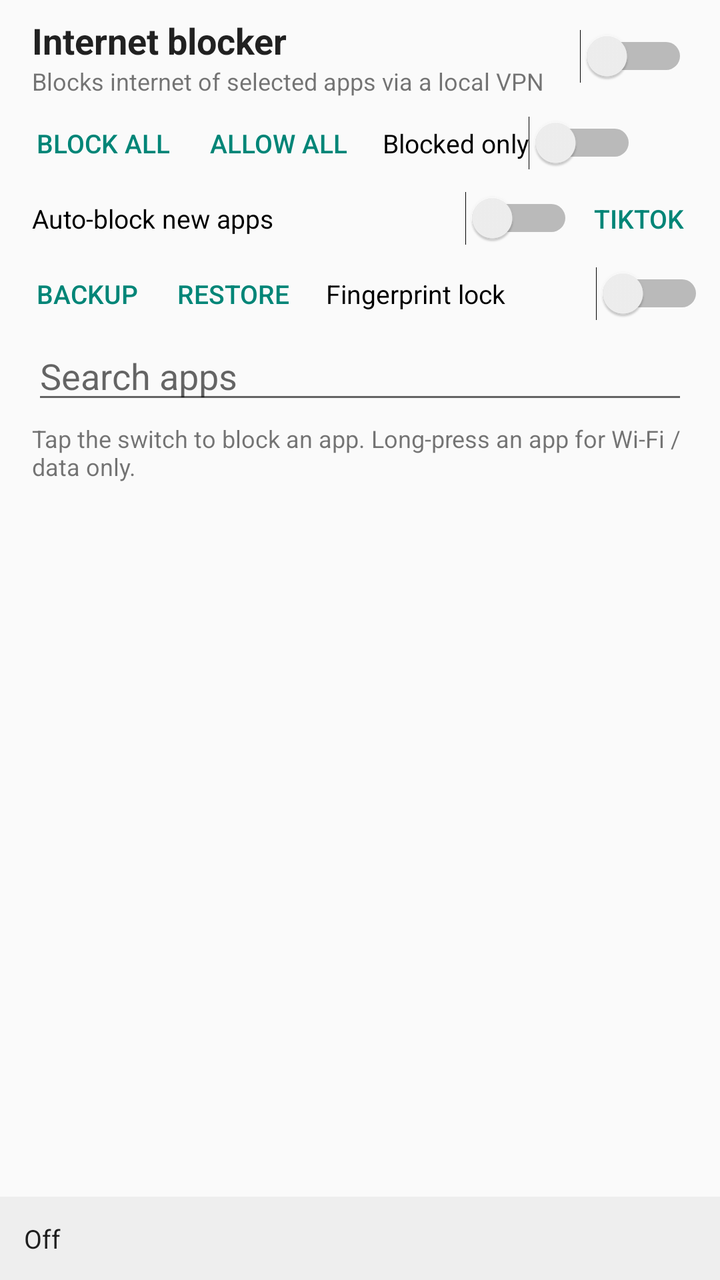
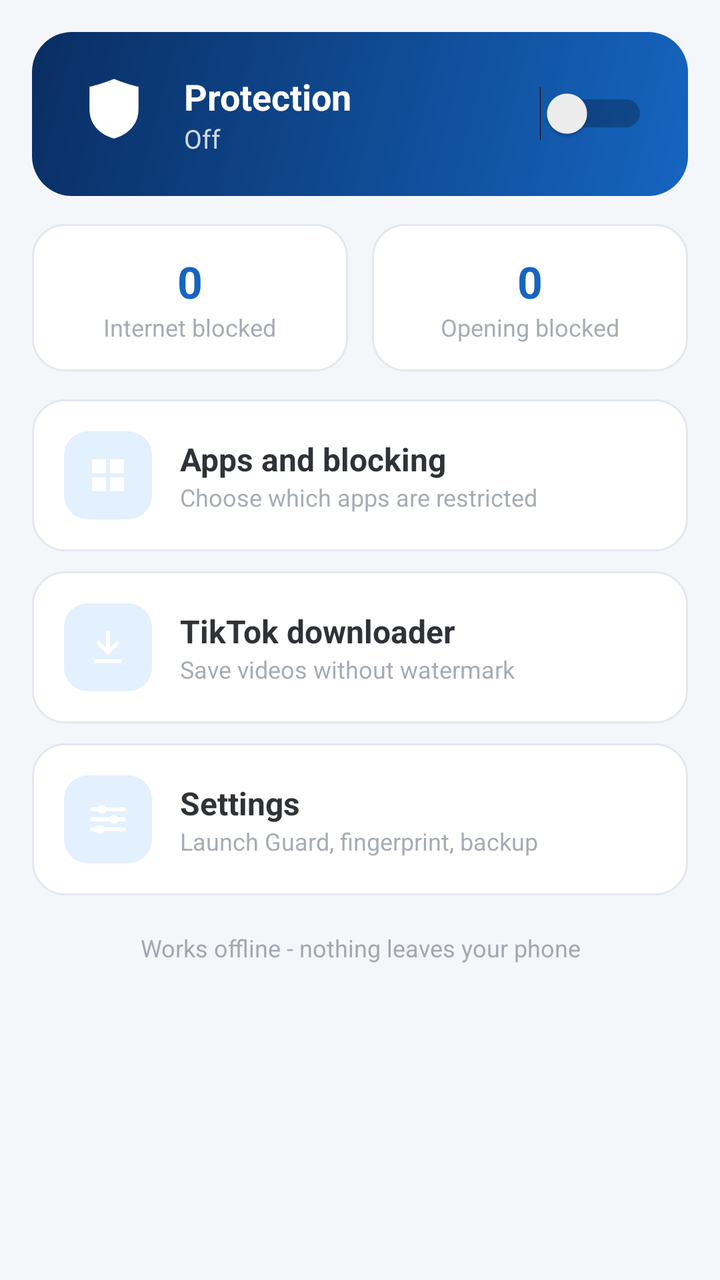

Screens rendered from an Android XML layout before and after an edit, with the pre-edit source and the edit as a unified diff.
<!-- AndroidManifest.xml: application theme AppTheme -->
<!-- res/layout/activity_main.xml -->
<?xml version="1.0" encoding="utf-8"?>
<LinearLayout xmlns:android="http://schemas.android.com/apk/res/android"
    android:layout_width="match_parent"
    android:layout_height="match_parent"
    android:orientation="vertical">

    <LinearLayout
        android:layout_width="match_parent"
        android:layout_height="wrap_content"
        android:gravity="center_vertical"
        android:orientation="horizontal"
        android:paddingStart="16dp"
        android:paddingEnd="16dp"
        android:paddingTop="8dp"
        android:paddingBottom="4dp">

        <LinearLayout
            android:layout_width="0dp"
            android:layout_height="wrap_content"
            android:layout_weight="1"
            android:orientation="vertical">

            <TextView
                android:layout_width="wrap_content"
                android:layout_height="wrap_content"
                android:text="Internet blocker"
                android:textColor="@color/text_main"
                android:textSize="18sp"
                android:textStyle="bold"/>

            <TextView
                android:layout_width="wrap_content"
                android:layout_height="wrap_content"
                android:text="Blocks internet of selected apps via a local VPN"
                android:textColor="@color/text_secondary"
                android:textSize="12sp"/>
        </LinearLayout>

        <Switch
            android:id="@+id/switch_master"
            android:layout_width="wrap_content"
            android:layout_height="wrap_content"/>
    </LinearLayout>

    <LinearLayout
        android:layout_width="match_parent"
        android:layout_height="wrap_content"
        android:gravity="center_vertical"
        android:orientation="horizontal"
        android:paddingStart="8dp"
        android:paddingEnd="8dp">

        <Button
            android:id="@+id/btn_block_all"
            style="?android:attr/buttonBarButtonStyle"
            android:layout_width="wrap_content"
            android:layout_height="wrap_content"
            android:minWidth="0dp"
            android:minHeight="0dp"
            android:paddingStart="10dp"
            android:paddingEnd="10dp"
            android:text="Block all"
            android:textSize="13sp"/>

        <Button
            android:id="@+id/btn_allow_all"
            style="?android:attr/buttonBarButtonStyle"
            android:layout_width="wrap_content"
            android:layout_height="wrap_content"
            android:minWidth="0dp"
            android:minHeight="0dp"
            android:paddingStart="10dp"
            android:paddingEnd="10dp"
            android:text="Allow all"
            android:textSize="13sp"/>

        <Switch
            android:id="@+id/switch_blocked_only"
            android:layout_width="wrap_content"
            android:layout_height="wrap_content"
            android:layout_marginStart="8dp"
            android:text="Blocked only"
            android:textSize="13sp"/>
    </LinearLayout>

    <LinearLayout
        android:layout_width="match_parent"
        android:layout_height="wrap_content"
        android:gravity="center_vertical"
        android:orientation="horizontal"
        android:paddingStart="16dp"
        android:paddingEnd="8dp">

        <Switch
            android:id="@+id/switch_auto_new"
            android:layout_width="0dp"
            android:layout_height="wrap_content"
            android:layout_weight="1"
            android:text="Auto-block new apps"
            android:textSize="13sp"/>

        <Button
            android:id="@+id/btn_tiktok"
            style="?android:attr/buttonBarButtonStyle"
            android:layout_width="wrap_content"
            android:layout_height="wrap_content"
            android:minWidth="0dp"
            android:minHeight="0dp"
            android:paddingStart="10dp"
            android:paddingEnd="10dp"
            android:text="TikTok"
            android:textSize="13sp"/>
    </LinearLayout>

    <LinearLayout
        android:layout_width="match_parent"
        android:layout_height="wrap_content"
        android:gravity="center_vertical"
        android:orientation="horizontal"
        android:paddingStart="8dp"
        android:paddingEnd="8dp">

        <Button
            android:id="@+id/btn_backup"
            style="?android:attr/buttonBarButtonStyle"
            android:layout_width="wrap_content"
            android:layout_height="wrap_content"
            android:minWidth="0dp"
            android:minHeight="0dp"
            android:paddingStart="10dp"
            android:paddingEnd="10dp"
            android:text="Backup"
            android:textSize="13sp"/>

        <Button
            android:id="@+id/btn_restore"
            style="?android:attr/buttonBarButtonStyle"
            android:layout_width="wrap_content"
            android:layout_height="wrap_content"
            android:minWidth="0dp"
            android:minHeight="0dp"
            android:paddingStart="10dp"
            android:paddingEnd="10dp"
            android:text="Restore"
            android:textSize="13sp"/>

        <Switch
            android:id="@+id/switch_fingerprint"
            android:layout_width="0dp"
            android:layout_height="wrap_content"
            android:layout_marginStart="8dp"
            android:layout_weight="1"
            android:text="Fingerprint lock"
            android:textSize="13sp"/>
    </LinearLayout>

    <EditText
        android:id="@+id/edit_search"
        android:layout_width="match_parent"
        android:layout_height="wrap_content"
        android:layout_marginStart="16dp"
        android:layout_marginEnd="16dp"
        android:hint="Search apps"
        android:imeOptions="actionDone"
        android:inputType="text"
        android:maxLines="1"/>

    <TextView
        android:layout_width="match_parent"
        android:layout_height="wrap_content"
        android:paddingStart="16dp"
        android:paddingEnd="16dp"
        android:paddingTop="4dp"
        android:text="Tap the switch to block an app. Long-press an app for Wi-Fi / data only."
        android:textColor="@color/text_secondary"
        android:textSize="12sp"/>

    <ListView
        android:id="@+id/list"
        android:layout_width="match_parent"
        android:layout_height="0dp"
        android:layout_weight="1"/>

    <TextView
        android:id="@+id/text_status"
        android:layout_width="match_parent"
        android:layout_height="wrap_content"
        android:background="@color/status_bg"
        android:padding="12dp"
        android:text="Off"
        android:textColor="@color/text_main"
        android:textSize="13sp"/>
</LinearLayout>
<!-- resources referenced by this layout -->
<resources>
  <color name="status_bg">#EEEEEE</color>
  <color name="text_main">#DE000000</color>
  <color name="text_secondary">#8A000000</color>
  <style name="AppTheme" parent="@android:style/Theme.Material.Light.DarkActionBar" />
</resources>

<!-- the commit's change to res/layout/activity_main.xml (unified diff, before → after) -->
@@ -1,193 +1,285 @@
 <?xml version="1.0" encoding="utf-8"?>
-<LinearLayout xmlns:android="http://schemas.android.com/apk/res/android"
+<ScrollView xmlns:android="http://schemas.android.com/apk/res/android"
     android:layout_width="match_parent"
     android:layout_height="match_parent"
-    android:orientation="vertical">
+    android:fillViewport="true"
+    android:scrollbars="none">
 
     <LinearLayout
         android:layout_width="match_parent"
         android:layout_height="wrap_content"
-        android:gravity="center_vertical"
-        android:orientation="horizontal"
-        android:paddingStart="16dp"
-        android:paddingEnd="16dp"
-        android:paddingTop="8dp"
-        android:paddingBottom="4dp">
-
-        <LinearLayout
-            android:layout_width="0dp"
-            android:layout_height="wrap_content"
-            android:layout_weight="1"
-            android:orientation="vertical">
-
-            <TextView
-                android:layout_width="wrap_content"
-                android:layout_height="wrap_content"
-                android:text="Internet blocker"
-                android:textColor="@color/text_main"
-                android:textSize="18sp"
-                android:textStyle="bold"/>
-
-            <TextView
-                android:layout_width="wrap_content"
-                android:layout_height="wrap_content"
-                android:text="Blocks internet of selected apps via a local VPN"
-                android:textColor="@color/text_secondary"
-                android:textSize="12sp"/>
-        </LinearLayout>
-
-        <Switch
-            android:id="@+id/switch_master"
-            android:layout_width="wrap_content"
-            android:layout_height="wrap_content"/>
+        android:orientation="vertical"
+        android:padding="16dp">
+
+        
+        <LinearLayout
+            android:layout_width="match_parent"
+            android:layout_height="wrap_content"
+            android:background="@drawable/bg_header"
+            android:orientation="vertical"
+            android:padding="20dp">
+
+            <LinearLayout
+                android:layout_width="match_parent"
+                android:layout_height="wrap_content"
+                android:gravity="center_vertical"
+                android:orientation="horizontal">
+
+                <ImageView
+                    android:layout_width="42dp"
+                    android:layout_height="42dp"
+                    android:contentDescription="Shield"
+                    android:src="@drawable/ic_stat"/>
+
+                <LinearLayout
+                    android:layout_width="0dp"
+                    android:layout_height="wrap_content"
+                    android:layout_marginStart="14dp"
+                    android:layout_weight="1"
+                    android:orientation="vertical">
+
+                    <TextView
+                        android:layout_width="wrap_content"
+                        android:layout_height="wrap_content"
+                        android:text="Protection"
+                        android:textColor="#FFFFFFFF"
+                        android:textSize="18sp"
+                        android:textStyle="bold"/>
+
+                    <TextView
+                        android:id="@+id/text_status"
+                        android:layout_width="wrap_content"
+                        android:layout_height="wrap_content"
+                        android:text="Off"
+                        android:textColor="#CCFFFFFF"
+                        android:textSize="13sp"/>
+                </LinearLayout>
+
+                <Switch
+                    android:id="@+id/switch_master"
+                    android:layout_width="wrap_content"
+                    android:layout_height="wrap_content"/>
+            </LinearLayout>
+        </LinearLayout>
+
+        
+        <LinearLayout
+            android:layout_width="match_parent"
+            android:layout_height="wrap_content"
+            android:layout_marginTop="14dp"
+            android:baselineAligned="false"
+            android:orientation="horizontal">
+
+            <LinearLayout
+                android:layout_width="0dp"
+                android:layout_height="wrap_content"
+                android:layout_marginEnd="6dp"
+                android:layout_weight="1"
+                android:background="@drawable/bg_card"
+                android:gravity="center"
+                android:orientation="vertical"
+                android:padding="14dp">
+
+                <TextView
+                    android:id="@+id/text_count_internet"
+                    android:layout_width="wrap_content"
+                    android:layout_height="wrap_content"
+                    android:text="0"
+                    android:textColor="@color/primary"
+                    android:textSize="22sp"
+                    android:textStyle="bold"/>
+
+                <TextView
+                    android:layout_width="wrap_content"
+                    android:layout_height="wrap_content"
+                    android:text="Internet blocked"
+                    android:textColor="@color/text_secondary"
+                    android:textSize="12sp"/>
+            </LinearLayout>
+
+            <LinearLayout
+                android:layout_width="0dp"
+                android:layout_height="wrap_content"
+                android:layout_marginStart="6dp"
+                android:layout_weight="1"
+                android:background="@drawable/bg_card"
+                android:gravity="center"
+                android:orientation="vertical"
+                android:padding="14dp">
+
+                <TextView
+                    android:id="@+id/text_count_open"
+                    android:layout_width="wrap_content"
+                    android:layout_height="wrap_content"
+                    android:text="0"
+                    android:textColor="@color/primary"
+                    android:textSize="22sp"
+                    android:textStyle="bold"/>
+
+                <TextView
+                    android:layout_width="wrap_content"
+                    android:layout_height="wrap_content"
+                    android:text="Opening blocked"
+                    android:textColor="@color/text_secondary"
+                    android:textSize="12sp"/>
+            </LinearLayout>
+        </LinearLayout>
+
+        
+        <LinearLayout
+            android:id="@+id/card_apps"
+            android:layout_width="match_parent"
+            android:layout_height="wrap_content"
+            android:layout_marginTop="14dp"
+            android:background="@drawable/bg_card"
+            android:foreground="?android:attr/selectableItemBackground"
+            android:gravity="center_vertical"
+            android:orientation="horizontal"
+            android:padding="16dp">
+
+            <ImageView
+                android:layout_width="44dp"
+                android:layout_height="44dp"
+                android:background="@drawable/bg_icon_tile"
+                android:contentDescription="Apps"
+                android:padding="10dp"
+                android:src="@drawable/ic_apps"/>
+
+            <LinearLayout
+                android:layout_width="0dp"
+                android:layout_height="wrap_content"
+                android:layout_marginStart="14dp"
+                android:layout_weight="1"
+                android:orientation="vertical">
+
+                <TextView
+                    android:layout_width="wrap_content"
+                    android:layout_height="wrap_content"
+                    android:text="Apps and blocking"
+                    android:textColor="@color/text_main"
+                    android:textSize="16sp"
+                    android:textStyle="bold"/>
+
+                <TextView
+                    android:layout_width="wrap_content"
+                    android:layout_height="wrap_content"
+                    android:text="Choose which apps are restricted"
+                    android:textColor="@color/text_secondary"
+                    android:textSize="12sp"/>
+            </LinearLayout>
+
+            <ImageView
+                android:layout_width="24dp"
+                android:layout_height="24dp"
+                android:contentDescription="Open"
+                android:src="@drawable/ic_open"/>
+        </LinearLayout>
+
+        <LinearLayout
+            android:id="@+id/card_tiktok"
+            android:layout_width="match_parent"
+            android:layout_height="wrap_content"
+            android:layout_marginTop="10dp"
+            android:background="@drawable/bg_card"
+            android:foreground="?android:attr/selectableItemBackground"
+            android:gravity="center_vertical"
+            android:orientation="horizontal"
+            android:padding="16dp">
+
+            <ImageView
+                android:layout_width="44dp"
+                android:layout_height="44dp"
+                android:background="@drawable/bg_icon_tile"
+                android:contentDescription="Downloader"
+                android:padding="10dp"
+                android:src="@drawable/ic_download"/>
+
+            <LinearLayout
+                android:layout_width="0dp"
+                android:layout_height="wrap_content"
+                android:layout_marginStart="14dp"
+                android:layout_weight="1"
+                android:orientation="vertical">
+
+                <TextView
+                    android:layout_width="wrap_content"
+                    android:layout_height="wrap_content"
+                    android:text="TikTok downloader"
+                    android:textColor="@color/text_main"
+                    android:textSize="16sp"
+                    android:textStyle="bold"/>
+
+                <TextView
+                    android:layout_width="wrap_content"
+                    android:layout_height="wrap_content"
+                    android:text="Save videos without watermark"
+                    android:textColor="@color/text_secondary"
+                    android:textSize="12sp"/>
+            </LinearLayout>
+
+            <ImageView
+                android:layout_width="24dp"
+                android:layout_height="24dp"
+                android:contentDescription="Open"
+                android:src="@drawable/ic_open"/>
+        </LinearLayout>
+
+        <LinearLayout
+            android:id="@+id/card_settings"
+            android:layout_width="match_parent"
+            android:layout_height="wrap_content"
+            android:layout_marginTop="10dp"
+            android:background="@drawable/bg_card"
+            android:foreground="?android:attr/selectableItemBackground"
+            android:gravity="center_vertical"
+            android:orientation="horizontal"
+            android:padding="16dp">
+
+            <ImageView
+                android:layout_width="44dp"
+                android:layout_height="44dp"
+                android:background="@drawable/bg_icon_tile"
+                android:contentDescription="Settings"
+                android:padding="10dp"
+                android:src="@drawable/ic_settings"/>
+
+            <LinearLayout
+                android:layout_width="0dp"
+                android:layout_height="wrap_content"
+                android:layout_marginStart="14dp"
+                android:layout_weight="1"
+                android:orientation="vertical">
+
+                <TextView
+                    android:layout_width="wrap_content"
+                    android:layout_height="wrap_content"
+                    android:text="Settings"
+                    android:textColor="@color/text_main"
+                    android:textSize="16sp"
+                    android:textStyle="bold"/>
+
+                <TextView
+                    android:layout_width="wrap_content"
+                    android:layout_height="wrap_content"
+                    android:text="Launch Guard, fingerprint, backup"
+                    android:textColor="@color/text_secondary"
+                    android:textSize="12sp"/>
+            </LinearLayout>
+
+            <ImageView
+                android:layout_width="24dp"
+                android:layout_height="24dp"
+                android:contentDescription="Open"
+                android:src="@drawable/ic_open"/>
+        </LinearLayout>
+
+        <TextView
+            android:layout_width="match_parent"
+            android:layout_height="wrap_content"
+            android:gravity="center"
+            android:paddingTop="18dp"
+            android:text="Works offline - nothing leaves your phone"
+            android:textColor="@color/text_secondary"
+            android:textSize="12sp"/>
     </LinearLayout>
-
-    <LinearLayout
-        android:layout_width="match_parent"
-        android:layout_height="wrap_content"
-        android:gravity="center_vertical"
-        android:orientation="horizontal"
-        android:paddingStart="8dp"
-        android:paddingEnd="8dp">
-
-        <Button
-            android:id="@+id/btn_block_all"
-            style="?android:attr/buttonBarButtonStyle"
-            android:layout_width="wrap_content"
-            android:layout_height="wrap_content"
-            android:minWidth="0dp"
-            android:minHeight="0dp"
-            android:paddingStart="10dp"
-            android:paddingEnd="10dp"
-            android:text="Block all"
-            android:textSize="13sp"/>
-
-        <Button
-            android:id="@+id/btn_allow_all"
-            style="?android:attr/buttonBarButtonStyle"
-            android:layout_width="wrap_content"
-            android:layout_height="wrap_content"
-            android:minWidth="0dp"
-            android:minHeight="0dp"
-            android:paddingStart="10dp"
-            android:paddingEnd="10dp"
-            android:text="Allow all"
-            android:textSize="13sp"/>
-
-        <Switch
-            android:id="@+id/switch_blocked_only"
-            android:layout_width="wrap_content"
-            android:layout_height="wrap_content"
-            android:layout_marginStart="8dp"
-            android:text="Blocked only"
-            android:textSize="13sp"/>
-    </LinearLayout>
-
-    <LinearLayout
-        android:layout_width="match_parent"
-        android:layout_height="wrap_content"
-        android:gravity="center_vertical"
-        android:orientation="horizontal"
-        android:paddingStart="16dp"
-        android:paddingEnd="8dp">
-
-        <Switch
-            android:id="@+id/switch_auto_new"
-            android:layout_width="0dp"
-            android:layout_height="wrap_content"
-            android:layout_weight="1"
-            android:text="Auto-block new apps"
-            android:textSize="13sp"/>
-
-        <Button
-            android:id="@+id/btn_tiktok"
-            style="?android:attr/buttonBarButtonStyle"
-            android:layout_width="wrap_content"
-            android:layout_height="wrap_content"
-            android:minWidth="0dp"
-            android:minHeight="0dp"
-            android:paddingStart="10dp"
-            android:paddingEnd="10dp"
-            android:text="TikTok"
-            android:textSize="13sp"/>
-    </LinearLayout>
-
-    <LinearLayout
-        android:layout_width="match_parent"
-        android:layout_height="wrap_content"
-        android:gravity="center_vertical"
-        android:orientation="horizontal"
-        android:paddingStart="8dp"
-        android:paddingEnd="8dp">
-
-        <Button
-            android:id="@+id/btn_backup"
-            style="?android:attr/buttonBarButtonStyle"
-            android:layout_width="wrap_content"
-            android:layout_height="wrap_content"
-            android:minWidth="0dp"
-            android:minHeight="0dp"
-            android:paddingStart="10dp"
-            android:paddingEnd="10dp"
-            android:text="Backup"
-            android:textSize="13sp"/>
-
-        <Button
-            android:id="@+id/btn_restore"
-            style="?android:attr/buttonBarButtonStyle"
-            android:layout_width="wrap_content"
-            android:layout_height="wrap_content"
-            android:minWidth="0dp"
-            android:minHeight="0dp"
-            android:paddingStart="10dp"
-            android:paddingEnd="10dp"
-            android:text="Restore"
-            android:textSize="13sp"/>
-
-        <Switch
-            android:id="@+id/switch_fingerprint"
-            android:layout_width="0dp"
-            android:layout_height="wrap_content"
-            android:layout_marginStart="8dp"
-            android:layout_weight="1"
-            android:text="Fingerprint lock"
-            android:textSize="13sp"/>
-    </LinearLayout>
-
-    <EditText
-        android:id="@+id/edit_search"
-        android:layout_width="match_parent"
-        android:layout_height="wrap_content"
-        android:layout_marginStart="16dp"
-        android:layout_marginEnd="16dp"
-        android:hint="Search apps"
-        android:imeOptions="actionDone"
-        android:inputType="text"
-        android:maxLines="1"/>
-
-    <TextView
-        android:layout_width="match_parent"
-        android:layout_height="wrap_content"
-        android:paddingStart="16dp"
-        android:paddingEnd="16dp"
-        android:paddingTop="4dp"
-        android:text="Tap the switch to block an app. Long-press an app for Wi-Fi / data only."
-        android:textColor="@color/text_secondary"
-        android:textSize="12sp"/>
-
-    <ListView
-        android:id="@+id/list"
-        android:layout_width="match_parent"
-        android:layout_height="0dp"
-        android:layout_weight="1"/>
-
-    <TextView
-        android:id="@+id/text_status"
-        android:layout_width="match_parent"
-        android:layout_height="wrap_content"
-        android:background="@color/status_bg"
-        android:padding="12dp"
-        android:text="Off"
-        android:textColor="@color/text_main"
-        android:textSize="13sp"/>
-</LinearLayout>
+</ScrollView>
<!-- resource entries referenced after the edit -->
@@ -1,8 +1,110 @@
 <!-- resources referenced by this layout -->
 <resources>
-  <color name="status_bg">#EEEEEE</color>
-  <color name="text_main">#DE000000</color>
-  <color name="text_secondary">#8A000000</color>
-  <style name="AppTheme" parent="@android:style/Theme.Material.Light.DarkActionBar" />
+  <color name="primary">#1565C0</color>
+  <color name="text_main">#DE101418</color>
+  <color name="text_secondary">#8A5A6572</color>
+  <!-- drawable bg_card (drawable) -->
+  <?xml version="1.0" encoding="utf-8"?>
+  <shape xmlns:android="http://schemas.android.com/apk/res/android"
+      android:shape="rectangle">
+      <solid android:color="@color/card"/>
+      <corners android:radius="16dp"/>
+      <stroke android:width="1dp" android:color="@color/card_stroke"/>
+  </shape>
+  <!-- drawable bg_header (drawable) -->
+  <?xml version="1.0" encoding="utf-8"?>
+  <shape xmlns:android="http://schemas.android.com/apk/res/android"
+      android:shape="rectangle">
+      <gradient
+          android:angle="135"
+          android:startColor="#1565C0"
+          android:endColor="#0A2E63"/>
+      <corners android:radius="20dp"/>
+  </shape>
+  <!-- drawable bg_icon_tile (drawable) -->
+  <?xml version="1.0" encoding="utf-8"?>
+  <shape xmlns:android="http://schemas.android.com/apk/res/android"
+      android:shape="rectangle">
+      <solid android:color="@color/icon_tile"/>
+      <corners android:radius="12dp"/>
+  </shape>
+  <!-- drawable ic_apps (drawable) -->
+  <?xml version="1.0" encoding="utf-8"?>
+  <vector xmlns:android="http://schemas.android.com/apk/res/android"
+      android:width="24dp"
+      android:height="24dp"
+      android:viewportWidth="24"
+      android:viewportHeight="24">
+      <path
+          android:fillColor="#FFFFFFFF"
+          android:pathData="M4,4h7v7h-7z M13,4h7v7h-7z M4,13h7v7h-7z M13,13h7v7h-7z"/>
+  </vector>
+  <!-- drawable ic_download (drawable) -->
+  <?xml version="1.0" encoding="utf-8"?>
+  <vector xmlns:android="http://schemas.android.com/apk/res/android"
+      android:width="24dp"
+      android:height="24dp"
+      android:viewportWidth="24"
+      android:viewportHeight="24">
+      <path
+          android:fillColor="#FFFFFFFF"
+          android:pathData="M12,16 L6,10 L7.4,8.6 L11,12.2 L11,4 L13,4 L13,12.2 L16.6,8.6 L18,10 Z M5,18 L19,18 L19,20 L5,20 Z"/>
+  </vector>
+  <!-- drawable ic_open (drawable) -->
+  <?xml version="1.0" encoding="utf-8"?>
+  <vector xmlns:android="http://schemas.android.com/apk/res/android"
+      android:width="24dp"
+      android:height="24dp"
+      android:viewportWidth="24"
+      android:viewportHeight="24">
+      <path
+          android:fillColor="#FFFFFFFF"
+          android:pathData="M8,5 L8,19 L19,12 Z"/>
+  </vector>
+  <!-- drawable ic_settings (drawable) -->
+  <?xml version="1.0" encoding="utf-8"?>
+  <vector xmlns:android="http://schemas.android.com/apk/res/android"
+      android:width="24dp"
+      android:height="24dp"
+      android:viewportWidth="24"
+      android:viewportHeight="24">
+      <path
+          android:strokeColor="#FFFFFFFF"
+          android:strokeWidth="2"
+          android:strokeLineCap="round"
+          android:pathData="M4,7 L20,7 M4,12 L20,12 M4,17 L20,17"/>
+      <path
+          android:fillColor="#FFFFFFFF"
+          android:pathData="M9,7 m-2.2,0 a2.2,2.2 0 1,1 4.4,0 a2.2,2.2 0 1,1 -4.4,0"/>
+      <path
+          android:fillColor="#FFFFFFFF"
+          android:pathData="M15,12 m-2.2,0 a2.2,2.2 0 1,1 4.4,0 a2.2,2.2 0 1,1 -4.4,0"/>
+      <path
+          android:fillColor="#FFFFFFFF"
+          android:pathData="M8,17 m-2.2,0 a2.2,2.2 0 1,1 4.4,0 a2.2,2.2 0 1,1 -4.4,0"/>
+  </vector>
+  <!-- drawable ic_stat (drawable) -->
+  <?xml version="1.0" encoding="utf-8"?>
+  <vector xmlns:android="http://schemas.android.com/apk/res/android"
+      android:width="24dp"
+      android:height="24dp"
+      android:viewportWidth="24"
+      android:viewportHeight="24">
+      <path
+          android:fillColor="#FFFFFFFF"
+          android:pathData="M12,2 C12,2 8,3.6 5,4.2 L5,10.6 C5,15.2 8.2,17.9 12,19 C15.8,17.9 19,15.2 19,10.6 L19,4.2 C16,3.6 12,2 12,2 Z"/>
+  </vector>
+  <style name="AppTheme" parent="android:Theme.Material.Light.DarkActionBar">
+          <item name="android:colorPrimary">@color/primary</item>
+          <item name="android:colorPrimaryDark">@color/primary_dark</item>
+          <item name="android:colorAccent">@color/accent</item>
+          <item name="android:windowBackground">@color/background</item>
+      </style>
+  <color name="card">#FFFFFF</color>
+  <color name="card_stroke">#E3E8EF</color>
+  <color name="icon_tile">#E3F0FD</color>
+  <color name="primary_dark">#0D47A1</color>
+  <color name="accent">#29B6F6</color>
+  <color name="background">#F4F6FA</color>
 </resources>
 
